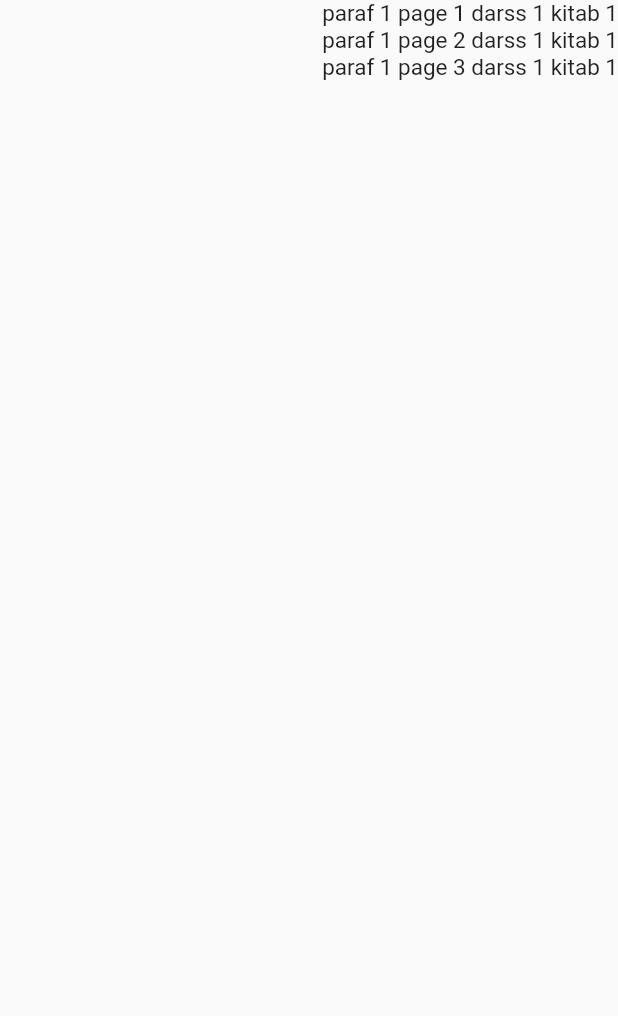
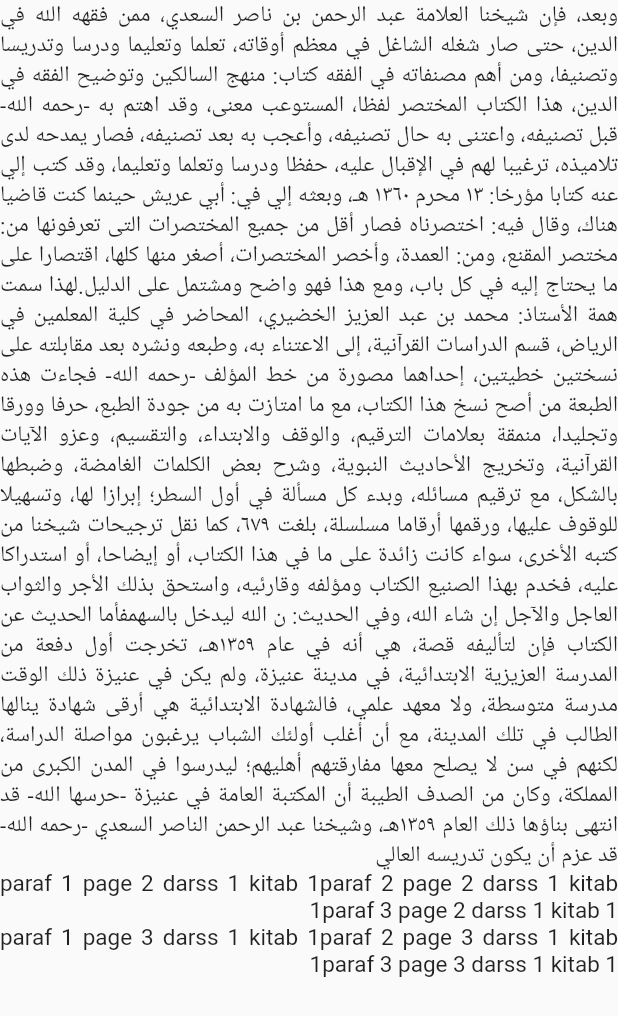
Before and after one commit to youcefdoukhi/el_madradja_assaadia, a Flutter app: the ReaderWidget screen opened directly, on a phone screen of 412 x 824 dp. Shown: the top 1016 px of the screen. Run offline on Flutter 3.47's test engine with Material 2 defaults, Android fonts, the phone set to English and light mode, and no system bars; drawn by our look-alikes of scrollable_positioned_list; our stand-ins replace audioplayers, flutter_riverpod, shared_preferences; missing offline and left inert: flutter_downloader, screen_brightness; accounts and stored records are empty.

Commit message:
26/06/2023 16:15

```diff
--- a/data/kitab_0.json
+++ b/data/kitab_0.json
@@ -10,17 +10,17 @@
                 {
                     "type":"texte",
                     "newLine" : true,
-                    "paragraph":"paraf 1 page 1 darss 1 kitab 1"
+                    "paragraph":"وبعد، فإن شيخنا العلامة عبد الرحمن بن ناصر السعدي، ممن فقهه الله في الدين، حتى صار شغله الشاغل في معظم أوقاته، تعلما وتعليما ودرسا وتدريسا وتصنيفا، ومن أهم مصنفاته في الفقه كتاب: منهج السالكين وتوضيح الفقه في الدين، هذا الكتاب المختصر لفظا، المستوعب معنى، وقد اهتم به -رحمه الله- قبل تصنيفه، واعتنى به حال تصنيفه، وأعجب به بعد تصنيفه، فصار يمدحه لدى تلاميذه، ترغيبا لهم في الإقبال عليه، حفظا ودرسا وتعلما وتعليما، وقد كتب إلي عنه كتابا مؤرخا: ١٣ محرم ١٣٦٠ هـ، وبعثه إلي في: أبي عريش حينما كنت قاضيا هناك، وقال فيه: اختصرناه فصار أقل من جميع المختصرات التى تعرفونها من: مختصر المقنع، ومن: العمدة، وأخصر المختصرات، أصغر منها كلها، اقتصارا على ما يحتاج إليه في كل باب، ومع هذا فهو واضح ومشتمل على الدليل."
                 },
                 {
                     "type":"texte",
                     "newLine" : true,
-                    "paragraph":"paraf 2 page 1 darss 1 kitab 1"
+                    "paragraph":"لهذا سمت همة الأستاذ: محمد بن عبد العزيز الخضيري، المحاضر في كلية المعلمين في الرياض، قسم الدراسات القرآنية، إلى الاعتناء به، وطبعه ونشره بعد مقابلته على نسختين خطيتين، إحداهما مصورة من خط المؤلف -رحمه الله- فجاءت هذه الطبعة من أصح نسخ هذا الكتاب، مع ما امتازت به من جودة الطبع، حرفا وورقا وتجليدا، منمقة بعلامات الترقيم، والوقف والابتداء، والتقسيم، وعزو الآيات القرآنية، وتخريج الأحاديث النبوية، وشرح بعض الكلمات الغامضة، وضبطها بالشكل، مع ترقيم مسائله، وبدء كل مسألة في أول السطر؛ إبرازا لها، وتسهيلا للوقوف عليها، ورقمها أرقاما مسلسلة، بلغت ٦٧٩، كما نقل ترجيحات شيخنا من كتبه الأخرى، سواء كانت زائدة على ما في هذا الكتاب، أو إيضاحا، أو استدراكا عليه، فخدم بهذا الصنيع الكتاب ومؤلفه وقارئيه، واستحق بذلك الأجر والثواب العاجل والآجل إن شاء الله، وفي الحديث: ن الله ليدخل بالسهم"
                 },
                 {
                     "type":"texte",
                     "newLine" : true,
-                    "paragraph":"paraf 3 page 1 darss 1 kitab 1"
+                    "paragraph":"فأما الحديث عن الكتاب فإن لتأليفه قصة، هي أنه في عام ١٣٥٩هـ، تخرجت أول دفعة من المدرسة العزيزية الابتدائية، في مدينة عنيزة، ولم يكن في عنيزة ذلك الوقت مدرسة متوسطة، ولا معهد علمي، فالشهادة الابتدائية هي أرقى شهادة ينالها الطالب في تلك المدينة، مع أن أغلب أولئك الشباب يرغبون مواصلة الدراسة، لكنهم في سن لا يصلح معها مفارقتهم أهليهم؛ ليدرسوا في المدن الكبرى من المملكة، وكان من الصدف الطيبة أن المكتبة العامة في عنيزة -حرسها الله- قد انتهى بناؤها ذلك العام ١٣٥٩هـ، وشيخنا عبد الرحمن الناصر السعدي -رحمه الله- قد عزم أن يكون تدريسه العالي"
                 }
             ]
           },
--- a/lib/horizontal_page.dart
+++ b/lib/horizontal_page.dart
@@ -17,7 +17,6 @@ class HorizontalPageState extends ConsumerState<HorizontalPage> {
   @override
   void initState() {
     super.initState();
-    print("\n AAAA : ${ref.read(audioPositionDarsProvider)} \n");
 
     pageController = PageController(
       initialPage: ref.read(darsNumProvider)[ref.read(kitabNumProvider)],
@@ -48,9 +47,24 @@ class HorizontalPageState extends ConsumerState<HorizontalPage> {
             [ref.read(darsNumProvider)[ref.read(kitabNumProvider)]]));
   }
 
+  //******************************* */
+
+  generateSafha(List<Nass> nassSafha) {
+    List<TextSpan> textSpans = nassSafha.map((paragraph) {
+      return TextSpan(text: paragraph.paragraph);
+    }).toList();
+    return Text.rich(
+      key: Key("index.toString()"),
+      textDirection: TextDirection.rtl,
+      textAlign: TextAlign.justify,
+      TextSpan(children: textSpans),
+    );
+  }
+
   @override
   void dispose() {
-    // Libérez les ressources ou annulez les abonnements ici
+    ref.read(playerProvider).release();
+
     super.dispose();
   }
 
@@ -113,8 +127,8 @@ class HorizontalPageState extends ConsumerState<HorizontalPage> {
                     itemScrollController: itemScrollController,
                     itemBuilder: (BuildContext context, int indexSafha) {
                       final Safha safha = safahat[indexSafha];
-                      final List<Nass> nass = safha.nass;
-                      return Text(nass[0].paragraph);
+                      final List<Nass> nassSafha = safha.nass;
+                      return generateSafha(nassSafha);
                     },
                   );
                 },
@@ -156,3 +170,23 @@ class AppBehavior extends ScrollBehavior {
     return child;
   }
 }
+
+/*
+WidgetSpan(
+      child: Align(
+        alignment: Alignment.center,
+        child: Text.rich(
+          textAlign: TextAlign.center,
+          TextSpan(
+            text: redTitle,
+            style: TextStyle(
+              color: charihColor,
+              fontSize: fontSize03,
+              fontFamily: fontText,
+            ),
+          ),
+        ),
+      ),
+    );
+
+*/
--- a/lib/pageinfo.dart
+++ b/lib/pageinfo.dart
@@ -433,10 +433,6 @@ class MyPageInfo extends ConsumerWidget {
               borderRadius: BorderRadius.circular(5),
             ),
             child: const MyAudioPlayer(),
-            /*   MyAudioPlayer2(
-                    kitab: ref.read(kitabNumProvider),
-                    dars: ref.read(darsIndexProvider),
-                  ),*/
           ),
           Expanded(
             child: Container(),
@@ -469,7 +465,7 @@ class MyPageInfo extends ConsumerWidget {
                               ),
                               child: InkWell(
                                 onTap: () {
-                                  //************************ */
+                                  ref.read(playerProvider).pause();
                                   modifyCurrentAudioPositionDars();
                                   Navigator.push(
                                     context,
--- a/lib/state_data.dart
+++ b/lib/state_data.dart
@@ -21,12 +21,6 @@ final kitabDataProvider = FutureProvider<Dourous>((ref) async {
 final kitabNumProvider = StateProvider<int>(
   (ref) {
     return 0;
-  },
-);
-
-final latestKitabNumProvider = StateProvider<int>(
-  (ref) {
-    return -1;
   },
 );
 
```
Also changed, not shown: lib/main.dart (+0 -52 lines).
